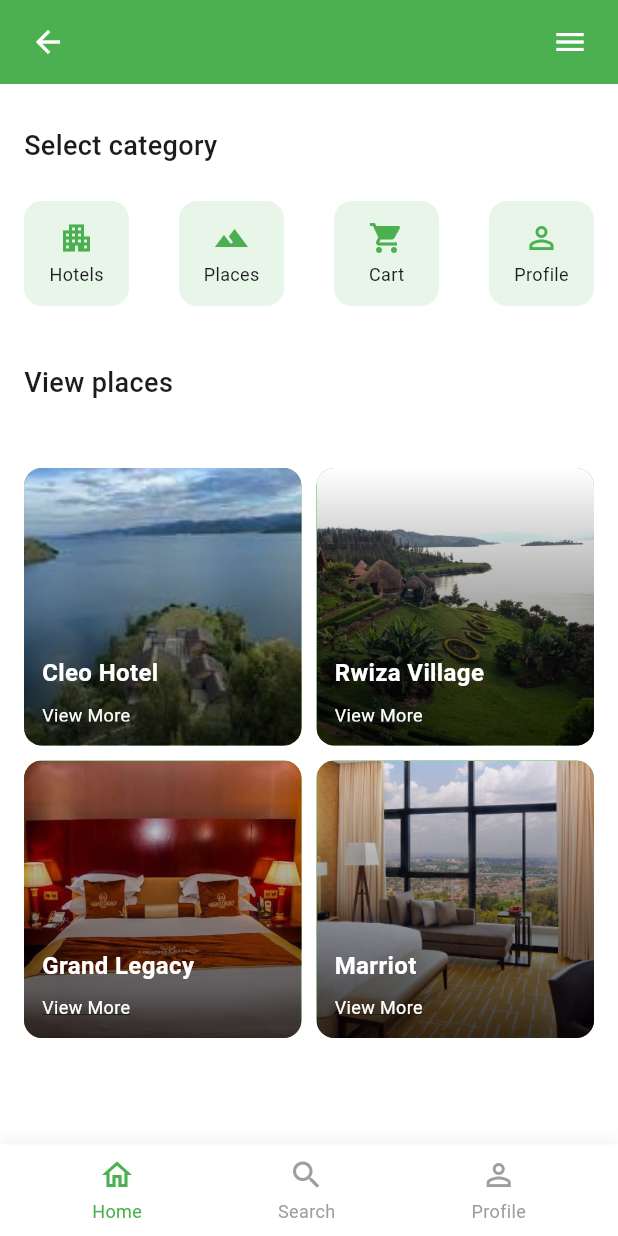
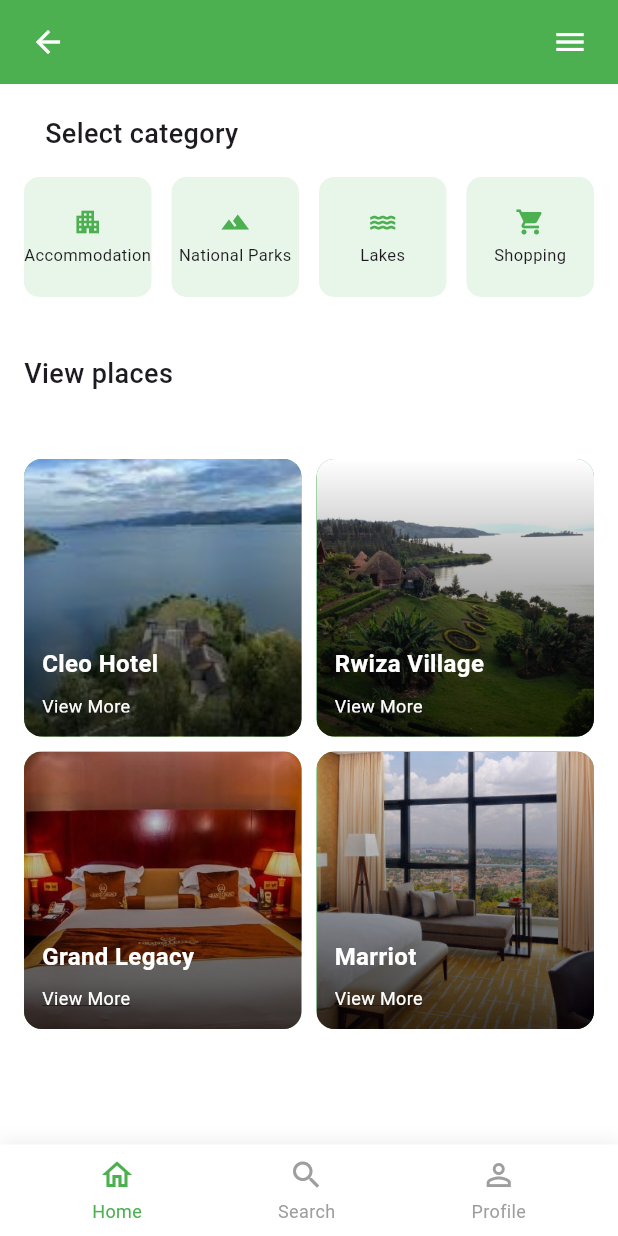
Before and after one commit to Ialbertine/Go2Rwanda_FlutterApp, a Flutter app: the HomePage screen opened by its route, on a phone screen of 412 x 824 dp. Run offline on Flutter 3.47's test engine with Material 3 defaults, Android fonts, the phone set to English and light mode, and no system bars.

Commit message:
navigation to the pages

```diff
--- a/front_end/lib/pages/Homepage.dart
+++ b/front_end/lib/pages/Homepage.dart
@@ -1,6 +1,67 @@
-// ignore_for_file: use_super_parameters, avoid_print, prefer_const_constructors
+// ignore_for_file: use_super_parameters, avoid_print, prefer_const_constructors, file_names, use_key_in_widget_constructors
 
 import 'package:flutter/material.dart';
+
+// Category Pages
+class AccommodationPage extends StatelessWidget {
+  @override
+  Widget build(BuildContext context) {
+    return Scaffold(
+      appBar: AppBar(
+        title: Text('Accommodation'),
+        backgroundColor: Color(0xFF4CAF50),
+      ),
+      body: Center(
+        child: Text('Accommodation Details'),
+      ),
+    );
+  }
+}
+
+class NationalParksPage extends StatelessWidget {
+  @override
+  Widget build(BuildContext context) {
+    return Scaffold(
+      appBar: AppBar(
+        title: Text('National Parks'),
+        backgroundColor: Color(0xFF4CAF50),
+      ),
+      body: Center(
+        child: Text('National Parks Details'),
+      ),
+    );
+  }
+}
+
+class LakesPage extends StatelessWidget {
+  @override
+  Widget build(BuildContext context) {
+    return Scaffold(
+      appBar: AppBar(
+        title: Text('Lakes'),
+        backgroundColor: Color(0xFF4CAF50),
+      ),
+      body: Center(
+        child: Text('Lakes Details'),
+      ),
+    );
+  }
+}
+
+class ShoppingPage extends StatelessWidget {
+  @override
+  Widget build(BuildContext context) {
+    return Scaffold(
+      appBar: AppBar(
+        title: Text('Shopping'),
+        backgroundColor: Color(0xFF4CAF50),
+      ),
+      body: Center(
+        child: Text('Shopping Details'),
+      ),
+    );
+  }
+}
 
 void main() {
   runApp(const MyApp());
@@ -70,6 +131,32 @@
     );
   }
 
+  // Function to handle category navigation
+  void _navigateToCategory(String category) {
+    Widget page;
+    switch (category) {
+      case 'Accommodation':
+        page = AccommodationPage();
+        break;
+      case 'National Parks':
+        page = NationalParksPage();
+        break;
+      case 'Lakes':
+        page = LakesPage();
+        break;
+      case 'Shopping':
+        page = ShoppingPage();
+        break;
+      default:
+        return;
+    }
+
+    Navigator.push(
+      context,
+      MaterialPageRoute(builder: (context) => page),
+    );
+  }
+
   Widget _buildHeader() {
     return Container(
       color: const Color(0xFF4CAF50),
@@ -95,7 +182,7 @@
       crossAxisAlignment: CrossAxisAlignment.start,
       children: [
         const Padding(
-          padding: EdgeInsets.symmetric(horizontal: 16.0, vertical: 8.0),
+          padding: EdgeInsets.symmetric(horizontal: 30.0),
           child: Text(
             'Select category',
             style: TextStyle(
@@ -110,10 +197,10 @@
           child: Row(
             mainAxisAlignment: MainAxisAlignment.spaceBetween,
             children: [
-              _buildCategoryItem(Icons.apartment, 'Hotels'),
-              _buildCategoryItem(Icons.landscape, 'Places'),
-              _buildCategoryItem(Icons.shopping_cart, 'Cart'),
-              _buildCategoryItem(Icons.person_outline, 'Profile'),
+              _buildCategoryItem(Icons.apartment, 'Accommodation'),
+              _buildCategoryItem(Icons.landscape, 'National Parks'),
+              _buildCategoryItem(Icons.water, 'Lakes'),
+              _buildCategoryItem(Icons.shopping_cart, 'Shopping'),
             ],
           ),
         ),
@@ -122,23 +209,27 @@
   }
 
   Widget _buildCategoryItem(IconData icon, String label) {
-    return Container(
-      width: 70,
-      height: 70,
+    return GestureDetector(
+      onTap: () => _navigateToCategory(label),
+      child: Container(
+        width: 85,
+        height: 80,
         decoration: BoxDecoration(
           color: const Color(0xFFE8F5E9),
-        borderRadius: BorderRadius.circular(12),
+          borderRadius: BorderRadius.circular(10),
         ),
         child: Column(
           mainAxisAlignment: MainAxisAlignment.center,
           children: [
-          Icon(icon, color: const Color(0xFF4CAF50)),
+            Icon(icon, color: const Color(0xFF4CAF50), size: 20),
             const SizedBox(height: 4),
             Text(
               label,
-            style: const TextStyle(fontSize: 12),
+              style: const TextStyle(fontSize: 11),
+              textAlign: TextAlign.center,
             ),
           ],
+        ),
       ),
     );
   }
```
Lines whose indentation alone changed are shown as unchanged.
